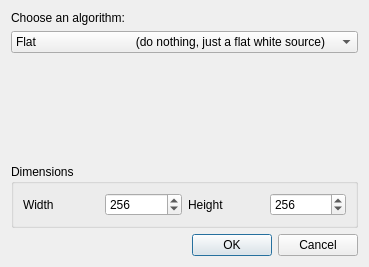
First picture: the form in src/AlgorithmSelectionDialog.ui, repository markus-wa/glmixer-mirror, before the edit.
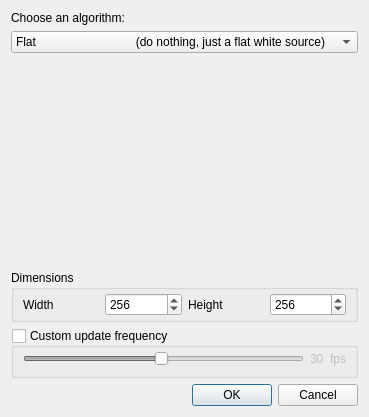
Second picture: the form after the edit. Icons and pictures are not drawn.

What changed in the file:
```diff
--- a/src/AlgorithmSelectionDialog.ui
+++ b/src/AlgorithmSelectionDialog.ui
@@ -6,8 +6,8 @@
    <rect>
     <x>0</x>
     <y>0</y>
-    <width>349</width>
-    <height>267</height>
+    <width>351</width>
+    <height>417</height>
    </rect>
   </property>
   <property name="windowTitle">
@@ -75,6 +75,12 @@
       <string>Dimensions</string>
      </property>
      <layout class="QHBoxLayout" name="horizontalLayout">
+      <property name="topMargin">
+       <number>3</number>
+      </property>
+      <property name="bottomMargin">
+       <number>3</number>
+      </property>
       <item>
        <widget class="QLabel" name="w">
         <property name="text">
@@ -85,7 +91,7 @@
       <item>
        <widget class="QSpinBox" name="widthSpinBox">
         <property name="minimum">
-         <number>16</number>
+         <number>2</number>
         </property>
         <property name="maximum">
          <number>1024</number>
@@ -105,7 +111,7 @@
       <item>
        <widget class="QSpinBox" name="heightSpinBox">
         <property name="minimum">
-         <number>16</number>
+         <number>2</number>
         </property>
         <property name="maximum">
          <number>1024</number>
@@ -118,6 +124,54 @@
      </layout>
     </widget>
    </item>
+   <item>
+    <widget class="QGroupBox" name="customUpdateFrequency">
+     <property name="title">
+      <string>Custom update frequency</string>
+     </property>
+     <property name="checkable">
+      <bool>true</bool>
+     </property>
+     <property name="checked">
+      <bool>false</bool>
+     </property>
+     <layout class="QHBoxLayout" name="horizontalLayout_3">
+      <property name="topMargin">
+       <number>3</number>
+      </property>
+      <item>
+       <widget class="QSlider" name="frequencySlider">
+        <property name="minimum">
+         <number>1</number>
+        </property>
+        <property name="maximum">
+         <number>60</number>
+        </property>
+        <property name="value">
+         <number>30</number>
+        </property>
+        <property name="orientation">
+         <enum>Qt::Horizontal</enum>
+        </property>
+       </widget>
+      </item>
+      <item>
+       <widget class="QLabel" name="value">
+        <property name="text">
+         <string>30</string>
+        </property>
+       </widget>
+      </item>
+      <item>
+       <widget class="QLabel" name="fps">
+        <property name="text">
+         <string>fps</string>
+        </property>
+       </widget>
+      </item>
+     </layout>
+    </widget>
+   </item>
    <item>
     <widget class="QDialogButtonBox" name="validationButtonBox">
      <property name="orientation">
```
Left out of the diff: 24 changed lines with no effect on the pictures.
